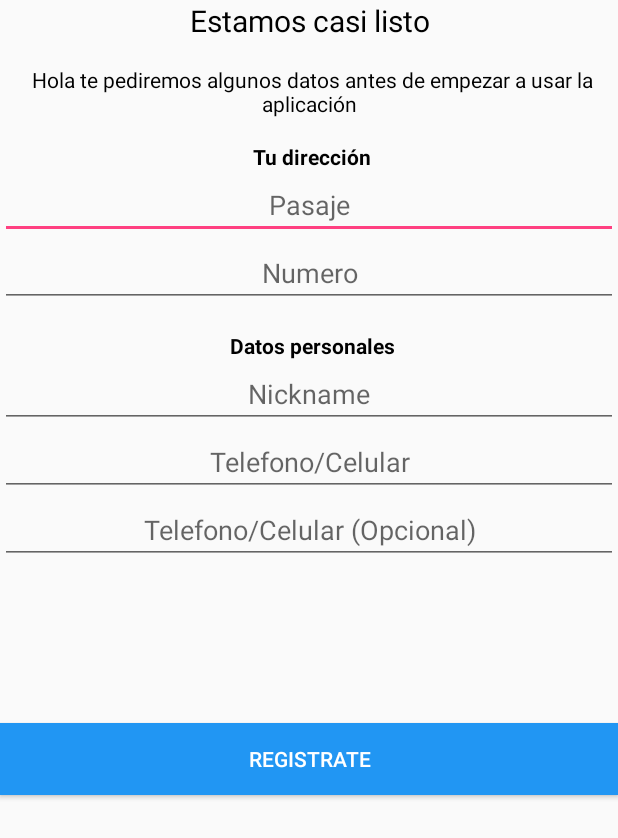
After one commit to Oscar1995/ClickComida_AplicacionMovil, an Android app: the layout activity_registrar_usuario_continuacion.xml on its own in the app's theme, with its tools: preview values and no code run, on a phone screen of 412 x 824 dp. The commit adds this screen. Shown: the top 838 px of the screen. Run offline under Robolectric (Android 15) with nearby library versions, the phone set to English and light mode, and no system bars.

Commit message:
Avance pantalla registro continuacion

```diff
--- a/app/build.gradle
+++ b/app/build.gradle
@@ -20,12 +20,15 @@ android {
 }
 
 dependencies {
-    compile fileTree(dir: 'libs', include: ['*.jar'])
+    compile fileTree(include: ['*.jar'], dir: 'libs')
     androidTestCompile('com.android.support.test.espresso:espresso-core:2.2.2', {
         exclude group: 'com.android.support', module: 'support-annotations'
     })
+    compile 'com.google.android.gms:play-services-maps:10.2.0'
+    compile 'com.google.android.gms:play-services-maps:10.2.0'
     compile 'com.android.support:appcompat-v7:25.3.0'
     compile 'com.android.support.constraint:constraint-layout:1.0.2'
     compile 'com.android.support:design:25.3.0'
+    compile 'com.android.support:support-v4:25.3.0'
     testCompile 'junit:junit:4.12'
 }
--- a/app/src/main/res/layout/activity_registrar_usuario.xml
+++ b/app/src/main/res/layout/activity_registrar_usuario.xml
@@ -68,6 +68,7 @@
         android:layout_width="match_parent"
         android:layout_height="wrap_content"
         android:background="@color/colorCeleste"
-        android:text="@string/registrar_usuario"
+        android:elevation="0dp"
+        android:text="@string/continuar"
         android:textColor="@color/textoBlanco" />
 </LinearLayout>
--- /dev/null
+++ b/app/src/main/res/layout/activity_registrar_usuario_continuacion.xml
@@ -0,0 +1,113 @@
+<?xml version="1.0" encoding="utf-8"?>
+<LinearLayout xmlns:android="http://schemas.android.com/apk/res/android"
+    xmlns:app="http://schemas.android.com/apk/res-auto"
+    xmlns:tools="http://schemas.android.com/tools"
+    android:layout_width="match_parent"
+    android:layout_height="match_parent"
+    android:orientation="vertical"
+    tools:context="com.chile.oscar.clickcomida_aplicacionmovil.RegistrarUsuarioContinuacion"
+    android:weightSum="1">
+
+
+    <TextView
+        android:layout_width="match_parent"
+        android:layout_height="wrap_content"
+        android:text="@string/estamos_casi_listo"
+        android:textSize="20dp"
+        android:textColor="@color/colorNegro"
+        android:gravity="center"/>
+
+    <TextView
+        android:id="@+id/tvInfo"
+        android:layout_width="match_parent"
+        android:layout_height="wrap_content"
+        android:text="\n\ Hola te pediremos algunos datos
+antes de empezar a usar la aplicación"
+        android:textColor="@color/colorNegro"
+        android:gravity="center"/>
+
+    <TextView
+        android:layout_width="match_parent"
+        android:layout_height="wrap_content"
+        android:text="\n\ Tu dirección"
+        android:textStyle="bold"
+        android:textColor="@color/colorNegro"
+        android:gravity="center"/>
+
+    <EditText
+        android:id="@+id/etPasajeRegistro"
+        android:layout_width="match_parent"
+        android:layout_height="wrap_content"
+        android:ems="10"
+        android:gravity="center"
+        android:hint="@string/pasaje"
+        android:inputType="textPersonName" />
+
+    <EditText
+        android:id="@+id/etNumeroRegistro"
+        android:layout_width="match_parent"
+        android:layout_height="wrap_content"
+        android:ems="10"
+        android:gravity="center"
+        android:hint="@string/numero"
+        android:inputType="number"
+        android:singleLine="false" />
+
+    <TextView
+        android:layout_width="match_parent"
+        android:layout_height="wrap_content"
+        android:text="\n\ Datos personales"
+        android:textColor="@color/colorNegro"
+        android:textStyle="bold"
+        android:gravity="center"/>
+
+    <EditText
+        android:id="@+id/etNicknameRegistro"
+        android:layout_width="match_parent"
+        android:layout_height="wrap_content"
+        android:ems="10"
+        android:gravity="center"
+        android:hint="@string/usuario_nickname"
+        android:inputType="textPersonName" />
+
+    <EditText
+        android:id="@+id/etTelefonoRegistro"
+        android:layout_width="match_parent"
+        android:layout_height="wrap_content"
+        android:ems="10"
+        android:gravity="center"
+        android:hint="@string/telefono_celular"
+        android:inputType="number" />
+
+    <EditText
+        android:id="@+id/etTelefonoOpcionalRegistro"
+        android:layout_width="match_parent"
+        android:layout_height="wrap_content"
+        android:ems="10"
+        android:gravity="center"
+        android:hint="@string/telefono_celular_opcional"
+        android:inputType="number" />
+
+    <TextView
+        android:layout_width="match_parent"
+        android:layout_height="wrap_content"
+        android:text="\n\ "/>
+    <TextView
+        android:layout_width="match_parent"
+        android:layout_height="wrap_content"
+        android:text="\n\ "/>
+    <TextView
+        android:layout_width="match_parent"
+        android:layout_height="wrap_content"
+        android:text="\n\ "/>
+
+    <Button
+        android:id="@+id/btnRegistrarUsuarioFinal"
+        android:layout_width="match_parent"
+        android:layout_height="wrap_content"
+        android:background="@color/colorCeleste"
+        android:text="@string/registrar_usuario"
+        android:textColor="@color/textoBlanco" />
+
+
+</LinearLayout>
--- a/app/src/main/res/layout/app_bar_inicio_usuario.xml
+++ b/app/src/main/res/layout/app_bar_inicio_usuario.xml
@@ -20,7 +20,9 @@
 
     </android.support.design.widget.AppBarLayout>
 
-    <include layout="@layout/content_inicio_usuario" />
+    <include
+        android:id="@+id/contenedor_inicio"
+        layout="@layout/content_inicio_usuario" />
 
     <android.support.design.widget.FloatingActionButton
         android:id="@+id/fab"
--- a/app/src/main/res/layout/content_inicio_usuario.xml
+++ b/app/src/main/res/layout/content_inicio_usuario.xml
@@ -1,5 +1,6 @@
 <?xml version="1.0" encoding="utf-8"?>
 <android.support.constraint.ConstraintLayout xmlns:android="http://schemas.android.com/apk/res/android"
+    android:id="@+id/contenedor_content"
     xmlns:app="http://schemas.android.com/apk/res-auto"
     xmlns:tools="http://schemas.android.com/tools"
     android:layout_width="match_parent"
--- a/app/src/main/res/menu/activity_inicio_usuario_drawer.xml
+++ b/app/src/main/res/menu/activity_inicio_usuario_drawer.xml
@@ -5,7 +5,7 @@
         <item
             android:id="@+id/nav_camera"
             android:icon="@drawable/ic_menu_camera"
-            android:title="Import" />
+            android:title="Inicio" />
         <item
             android:id="@+id/nav_gallery"
             android:icon="@drawable/ic_menu_gallery"
--- a/app/src/main/res/values/strings.xml
+++ b/app/src/main/res/values/strings.xml
@@ -14,9 +14,21 @@
     <string name="mensaje_welcome">Bienvenido</string>
     <string name="tambien_puedes">Tambien puedes...</string>
     <string name="title_activity_inicio_usuario">InicioUsuario</string>
+    <string name="estamos_casi_listo">Estamos casi listo</string>
+    <string name="pasaje">Pasaje</string>
+    <string name="numero">Numero</string>
+    <string name="usuario_nickname">Nickname</string>
+    <string name="telefono_celular">Telefono/Celular</string>
+    <string name="telefono_celular_opcional">Telefono/Celular (Opcional)</string>
+    <string name="continuar">Continuar</string>
+
 
     <string name="navigation_drawer_open">Open navigation drawer</string>
     <string name="navigation_drawer_close">Close navigation drawer</string>
+    <string name="google_maps_key">AIzaSyBVWckeTBVm1nmPyJmSqyyFsW_ecedufyA</string>
+    <string name="action_settings">Settings</string>
 
-    <string name="action_settings">Settings</string>
+    <!-- TODO: Remove or change this placeholder text -->
+    <string name="hello_blank_fragment">Hello blank fragment</string>
+    <string name="title_activity_maps">Map</string>
 </resources>
```
Also changed, not shown: app/src/debug/res/values/google_maps_api.xml (added, +26 -0 lines), app/src/main/AndroidManifest.xml (+25 -4 lines), app/src/main/java/com/chile/oscar/clickcomida_aplicacionmovil/InicioUsuario.java (+21 -0 lines), app/src/main/java/com/chile/oscar/clickcomida_aplicacionmovil/Login.java (+28 -1 lines), app/src/main/java/com/chile/oscar/clickcomida_aplicacionmovil/RegistrarUsuario.java (+107 -10 lines), app/src/main/java/com/chile/oscar/clickcomida_aplicacionmovil/RegistrarUsuarioContinuacion.java (added, +116 -0 lines), 1 other file.
